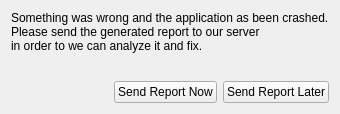
First picture: the form in seospiderservice/ui/fatal_error_dialog.ui, repository andrascii/RiveSolutions_SEO_Spider, before the edit.
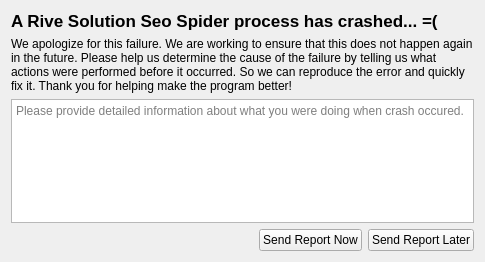
Second picture: the form after the edit. Icons and pictures are not drawn.

The edit to the form file:
```diff
--- a/seospiderservice/ui/fatal_error_dialog.ui
+++ b/seospiderservice/ui/fatal_error_dialog.ui
@@ -6,8 +6,8 @@
    <rect>
     <x>0</x>
     <y>0</y>
-    <width>314</width>
-    <height>114</height>
+    <width>485</width>
+    <height>262</height>
    </rect>
   </property>
   <property name="windowTitle">
@@ -18,12 +18,37 @@
     <normaloff>:/images/images/fatal-error-icon.png</normaloff>:/images/images/fatal-error-icon.png</iconset>
   </property>
   <layout class="QVBoxLayout" name="verticalLayout">
+   <item>
+    <widget class="QLabel" name="label_2">
+     <property name="font">
+      <font>
+       <pointsize>13</pointsize>
+       <weight>75</weight>
+       <bold>true</bold>
+      </font>
+     </property>
+     <property name="text">
+      <string>A Rive Solution Seo Spider process has crashed... =(</string>
+     </property>
+    </widget>
+   </item>
    <item>
     <widget class="QLabel" name="label">
      <property name="text">
-      <string>Something was wrong and the application as been crashed. 
-Please send the generated report to our server
-in order to we can analyze it and fix.</string>
+      <string>We apologize for this failure. We are working to ensure that this does not happen again in the future. Please help us determine the cause of the failure by telling us what actions were performed before it occurred. So we can reproduce the error and quickly fix it. Thank you for helping make the program better!</string>
+     </property>
+     <property name="wordWrap">
+      <bool>true</bool>
+     </property>
+    </widget>
+   </item>
+   <item>
+    <widget class="QTextEdit" name="detailedInfoTextEdit">
+     <property name="documentTitle">
+      <string/>
+     </property>
+     <property name="placeholderText">
+      <string>Please provide detailed information about what you were doing when crash occured.</string>
      </property>
     </widget>
    </item>
```
Left out of the diff: 4 changed lines with no effect on the pictures.
